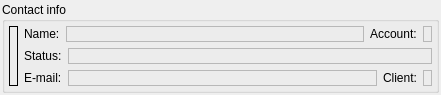
The window that Vacuum/trunk/src/plugins/Messenger/infowidget.ui (vacuum-im/vacuum-im) describes before a commit, drawn with Qt 5.
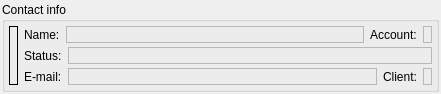
The same window after the commit.

```diff
--- a/Vacuum/trunk/src/plugins/Messenger/infowidget.ui
+++ b/Vacuum/trunk/src/plugins/Messenger/infowidget.ui
@@ -6,7 +6,7 @@
     <x>0</x>
     <y>0</y>
     <width>441</width>
-    <height>92</height>
+    <height>94</height>
    </rect>
   </property>
   <property name="windowTitle" >
@@ -65,6 +65,9 @@
          </sizepolicy>
         </property>
         <layout class="QVBoxLayout" >
+         <property name="spacing" >
+          <number>4</number>
+         </property>
          <property name="leftMargin" >
           <number>0</number>
          </property>
@@ -121,6 +124,9 @@
                 <property name="text" >
                  <string/>
                 </property>
+                <property name="margin" >
+                 <number>1</number>
+                </property>
                </widget>
               </item>
              </layout>
@@ -162,6 +168,9 @@
                 <property name="text" >
                  <string/>
                 </property>
+                <property name="margin" >
+                 <number>1</number>
+                </property>
                </widget>
               </item>
              </layout>
@@ -211,6 +220,9 @@
               <property name="wordWrap" >
                <bool>true</bool>
               </property>
+              <property name="margin" >
+               <number>1</number>
+              </property>
              </widget>
             </item>
            </layout>
@@ -260,6 +272,9 @@
                 <property name="text" >
                  <string/>
                 </property>
+                <property name="margin" >
+                 <number>1</number>
+                </property>
                 <property name="textInteractionFlags" >
                  <set>Qt::LinksAccessibleByMouse|Qt::NoTextInteraction|Qt::TextSelectableByMouse</set>
                 </property>
@@ -304,6 +319,9 @@
                 <property name="text" >
                  <string/>
                 </property>
+                <property name="margin" >
+                 <number>1</number>
+                </property>
                 <property name="textInteractionFlags" >
                  <set>Qt::TextSelectableByMouse</set>
                 </property>
```
